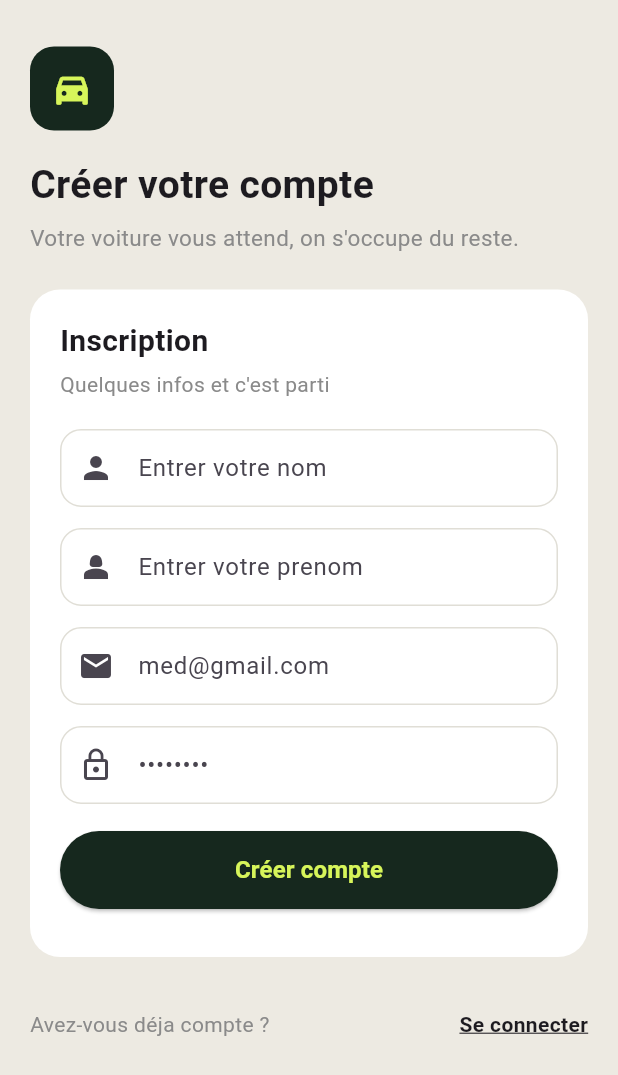
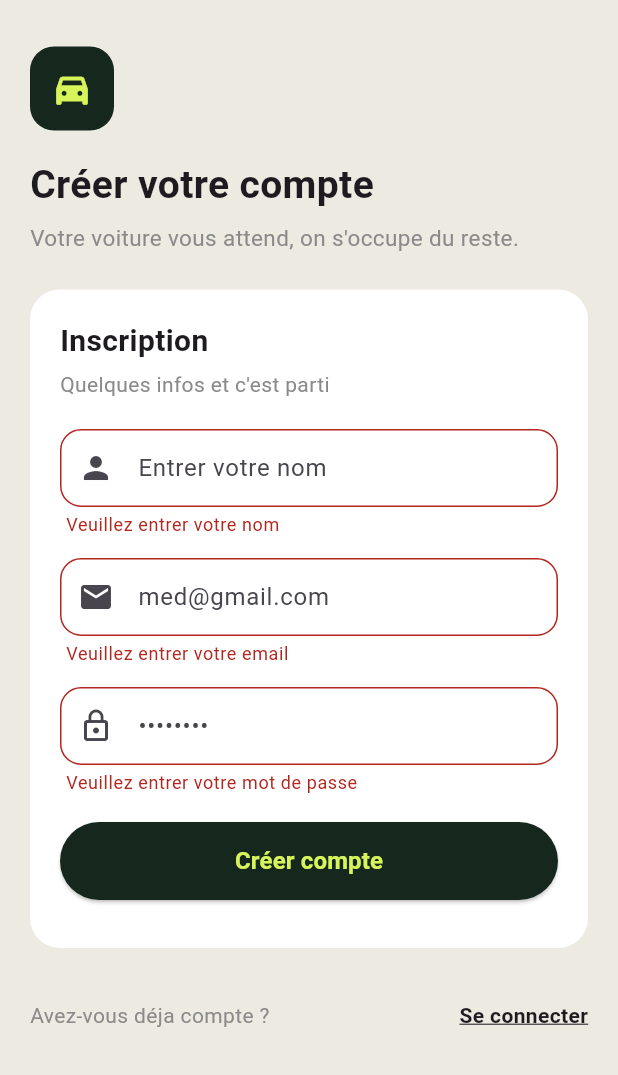
Before and after one commit to Mohamedissa282/parky, a Flutter app: the InscriptionPage screen opened directly, after a tap on "Créer compte", on a phone screen of 412 x 824 dp. Shown: the top 1075 px of the screen. Run offline on Flutter 3.47's test engine with Material 3 defaults, Android fonts, the phone set to English and light mode, and no system bars; our stand-ins replace awesome_dialog, cloud_firestore, firebase_auth, firebase_core, geolocator, google_maps_flutter and 2 more; accounts and stored records are empty.

```diff
--- a/lib/Provider/UserProvider.dart
+++ b/lib/Provider/UserProvider.dart
@@ -1,9 +1,11 @@
+import 'package:firebase_auth/firebase_auth.dart';
 import 'package:flutter/material.dart';
 import 'package:geolocator/geolocator.dart';
 
 class UserProvider with ChangeNotifier {
   String? uid;
   String? UserName;
+  String? UserEmail;
   setId(String id) {
     uid = id;
     notifyListeners();
@@ -11,5 +13,11 @@ class UserProvider with ChangeNotifier {
 
   setNom(String nom) {
     UserName = nom;
+    notifyListeners();
+  }
+
+  setEmail(String email) {
+    UserEmail = email;
+    notifyListeners();
   }
 }
--- a/lib/Widget/textFormFieldWideget.dart
+++ b/lib/Widget/textFormFieldWideget.dart
@@ -7,14 +7,17 @@ class TextformfieldWideget extends StatelessWidget {
   final String? hintText;
   final Widget? prefixIcon;
   final Widget? suffixIcon;
+  final String? Function(String?)? validator;
   const TextformfieldWideget({super.key , required this.controller , required this.hintText, required this.prefixIcon,
-     this.suffixIcon
+     this.suffixIcon, required this.validator
   });
 
   @override
   Widget build(BuildContext context) {
     return TextFormField(
+
       controller: controller,
+      validator: validator,
       keyboardType: TextInputType.emailAddress,
       decoration: InputDecoration(
         hintText: hintText,
--- a/lib/main.dart
+++ b/lib/main.dart
@@ -37,7 +37,7 @@ class MyApp extends StatelessWidget {
     return MaterialApp(
       debugShowCheckedModeBanner: false,
       title: 'Flutter Demo',
-      home: Acceuilpage()
+      home: FirebaseAuth.instance.currentUser == null ? Acceuilpage() : HommePage()
     );
   }
 }
--- a/lib/pages/Authentification/connexion.dart
+++ b/lib/pages/Authentification/connexion.dart
@@ -21,6 +21,7 @@ class _ConnexionPageState extends State<ConnexionPage> {
   bool _obscurePassword = true;
   bool _isLoading = false;
 
+  GlobalKey<FormState> key = new GlobalKey();
 
   void login() async {
     try {
@@ -63,10 +64,11 @@ class _ConnexionPageState extends State<ConnexionPage> {
       body: SafeArea(
         child: SingleChildScrollView(
           padding: const EdgeInsets.symmetric(horizontal: 20, vertical: 16),
+          child: Form(
+            key: key,
             child: Column(
               crossAxisAlignment: CrossAxisAlignment.start,
               children: [
-
                 const SizedBox(height: 30),
 
                 Container(
@@ -127,6 +129,18 @@ class _ConnexionPageState extends State<ConnexionPage> {
                         hintText: "med@gmail.com",
 
                         prefixIcon: Icon(Icons.email),
+                        validator: (value) {
+                          if (value == null || value.isEmpty) {
+                            return "Veuillez entrer votre email";
+                          }
+                          bool email = RegExp(
+                            r"^[\w-\.]+@([\w-]+\.)+[\w-]{2,4}$",
+                          ).hasMatch(value);
+                          if (!email) {
+                            return "Email not valide";
+                          }
+
+                        },
                       ),
                       const SizedBox(height: 14),
                       TextformfieldWideget(
@@ -134,6 +148,15 @@ class _ConnexionPageState extends State<ConnexionPage> {
 
                         hintText: "••••••••",
                         prefixIcon: Icon(Icons.lock_outline),
+                        validator: (value) {
+                          if (value == null || value.isEmpty) {
+                            return "Veuillez entrer votre mot de passe";
+                          }
+                          if (value.length < 4) {
+                            return "Le mot de passe doit contenir au moins 4 caractères";
+                          }
+
+                        },
                       ),
 
                       const SizedBox(height: 18),
@@ -143,8 +166,10 @@ class _ConnexionPageState extends State<ConnexionPage> {
                         width: double.infinity,
                         height: 52,
                         child: ElevatedButton(
-                        onPressed: () {
+                          onPressed: (){
+                            if (key.currentState!.validate()) {
                               login();
+                            }
                           },
                           style: ElevatedButton.styleFrom(
                             backgroundColor: ParkyColors.darkGreen,
@@ -207,6 +232,7 @@ class _ConnexionPageState extends State<ConnexionPage> {
             ),
           ),
         ),
+      ),
     );
   }
 }
--- a/lib/pages/Authentification/inscription.dart
+++ b/lib/pages/Authentification/inscription.dart
@@ -18,6 +18,8 @@ class InscriptionPage extends StatefulWidget {
 }
 
 class _InscriptionPageState extends State<InscriptionPage> {
+
+  GlobalKey<FormState> key = new GlobalKey();
   final TextEditingController nomController = new TextEditingController();
   final TextEditingController prenomController = new TextEditingController();
   final TextEditingController emailController = new TextEditingController();
@@ -44,6 +46,8 @@ class _InscriptionPageState extends State<InscriptionPage> {
       });
 
       context.read<UserProvider>().setNom(nomController.text.trim());
+      context.read<UserProvider>().setEmail(emailController.text.trim());
+
 
       setState(() {
         _isLoading = false;
@@ -66,6 +70,8 @@ class _InscriptionPageState extends State<InscriptionPage> {
       body: SafeArea(
         child: SingleChildScrollView(
           padding: const EdgeInsets.symmetric(horizontal: 20, vertical: 16),
+          child: Form(
+            key: key,
             child: Column(
               crossAxisAlignment: CrossAxisAlignment.start,
               children: [
@@ -129,14 +135,11 @@ class _InscriptionPageState extends State<InscriptionPage> {
                         hintText: "Entrer votre nom",
 
                         prefixIcon: Icon(Icons.person),
-                    ),
-                    const SizedBox(height: 14),
-
-                    TextformfieldWideget(
-                      controller: prenomController,
-                      hintText: "Entrer votre prenom",
-
-                      prefixIcon: Icon(Icons.person_2),
+                        validator: (value) {
+                          if (value == null || value.isEmpty) {
+                            return "Veuillez entrer votre nom";
+                          }
+                        },
                       ),
                       const SizedBox(height: 14),
 
@@ -145,6 +148,18 @@ class _InscriptionPageState extends State<InscriptionPage> {
                         hintText: "med@gmail.com",
 
                         prefixIcon: Icon(Icons.email),
+                        validator: (value) {
+                          if (value == null || value.isEmpty) {
+                            return "Veuillez entrer votre email";
+                          }
+                          bool email = RegExp(
+                            r"^[\w-\.]+@([\w-]+\.)+[\w-]{2,4}$",
+                          ).hasMatch(value);
+                          if (!email) {
+                            return "Email not valide";
+                          }
+
+                        },
                       ),
                       const SizedBox(height: 14),
                       TextformfieldWideget(
@@ -152,6 +167,17 @@ class _InscriptionPageState extends State<InscriptionPage> {
 
                         hintText: "••••••••",
                         prefixIcon: Icon(Icons.lock_outline),
+                        validator: (value) {
+                          if (value == null || value.isEmpty) {
+                            return "Veuillez entrer votre mot de passe";
+                          }
+
+                          if (value.length < 4) {
+                            return "Le mot de passe doit contenir au moins 4 caractères";
+                          }
+
+
+                        },
                       ),
 
                       const SizedBox(height: 18),
@@ -159,7 +185,10 @@ class _InscriptionPageState extends State<InscriptionPage> {
                       Mybutton(
                         text: "Créer compte",
                         onPressed: () {
+                          if(key.currentState!.validate()){
                                  Registre();
+                          }
+
                         },
                       ),
                       const SizedBox(height: 12),
@@ -198,6 +227,7 @@ class _InscriptionPageState extends State<InscriptionPage> {
             ),
           ),
         ),
+      ),
     );
   }
 }
--- a/lib/pages/homme.dart
+++ b/lib/pages/homme.dart
@@ -13,6 +13,7 @@ import 'package:mypost/Widget/IconContainer.dart';
 import 'package:mypost/Widget/myButton.dart';
 import 'package:mypost/Widget/myContainerWideget.dart';
 import 'package:mypost/colors.dart';
+import 'package:mypost/pages/Authentification/connexion.dart';
 import 'package:mypost/pages/historique_page.dart' hide SafeArea;
 import 'package:provider/provider.dart';
 
@@ -53,7 +54,8 @@ class _HommePageState extends State<HommePage> {
 
   double lat1 = 0.0;
   double lang1 = 0.0;
-
+  String? nom;
+  String? email;
   Set<Marker> markers = {};
   TextEditingController noteController = TextEditingController();
 
@@ -74,7 +76,8 @@ class _HommePageState extends State<HommePage> {
   Widget build(BuildContext context) {
     lat1 = context.watch<LocationProvider>().userLat;
     lang1 = context.watch<LocationProvider>().userLang;
-
+    nom = context.watch<UserProvider>().UserName;
+    email = context.watch<UserProvider>().UserEmail;
     markers = {
       Marker(
         markerId: MarkerId("user_position"),
@@ -117,6 +120,12 @@ class _HommePageState extends State<HommePage> {
                         ),
                       ),
                       PopupMenuButton(
+                        onSelected: (value) async {
+                          if (value == "deconnexion") {
+                            await FirebaseAuth.instance.signOut();
+                            Navigator.of(context).pushReplacement((MaterialPageRoute(builder: (context)=> ConnexionPage())));
+                          }
+                        },
                         child: Iconcontainer(
                           color: Colors.white,
                           icon: Icons.person,
@@ -127,15 +136,13 @@ class _HommePageState extends State<HommePage> {
                             child: Column(
                               mainAxisAlignment: MainAxisAlignment.start,
                               children: [
-                                Text(
-                                  "Mohamed",
+                                Text( nom == null ? "nom non ajouter" : nom!,
                                   style: TextStyle(
                                     color: Colors.black,
                                     fontWeight: FontWeight.bold,
                                   ),
                                 ),
-                                Text(
-                                  "Mohamedissa@gmail.com",
+                                Text( email == null ? "non ajouté" : email!,
                                   style: TextStyle(
                                     color: Colors.grey,
                                     fontWeight: FontWeight.bold,
@@ -146,13 +153,10 @@ class _HommePageState extends State<HommePage> {
                           ),
                           PopupMenuItem(
                             value: "deconnexion",
-                            onTap: () async {
-                              await FirebaseAuth.instance.signOut();
-                            },
                             child: Row(
                               children: [
                                 Icon(Icons.logout, color: Colors.red[800]),
-                                SizedBox(width: 8,),
+                                SizedBox(width: 8),
                                 Text(
                                   "Se déconnecter",
                                   style: TextStyle(
@@ -204,8 +208,8 @@ class _HommePageState extends State<HommePage> {
             child: Mycontainerwideget(
               controller: noteController,
               onPressed: () {
-                //   addPositionCar(context, noteController.text.trim());
-                //noteController.clear();
+                addPositionCar(context, noteController.text.trim());
+                noteController.clear();
                 AwesomeDialog(
                   context: context,
                   dialogType: DialogType.success,
```
Also changed, not shown: lib/Widget/containerPageSaveLocation.dart (added, +42 -0 lines), lib/pages/SaveLocationPage.dart (added, +216 -0 lines), lib/pages/acceuilPage.dart (+2 -6 lines), lib/pages/historique_page.dart (+19 -9 lines). Lines whose indentation alone changed are shown as unchanged.
